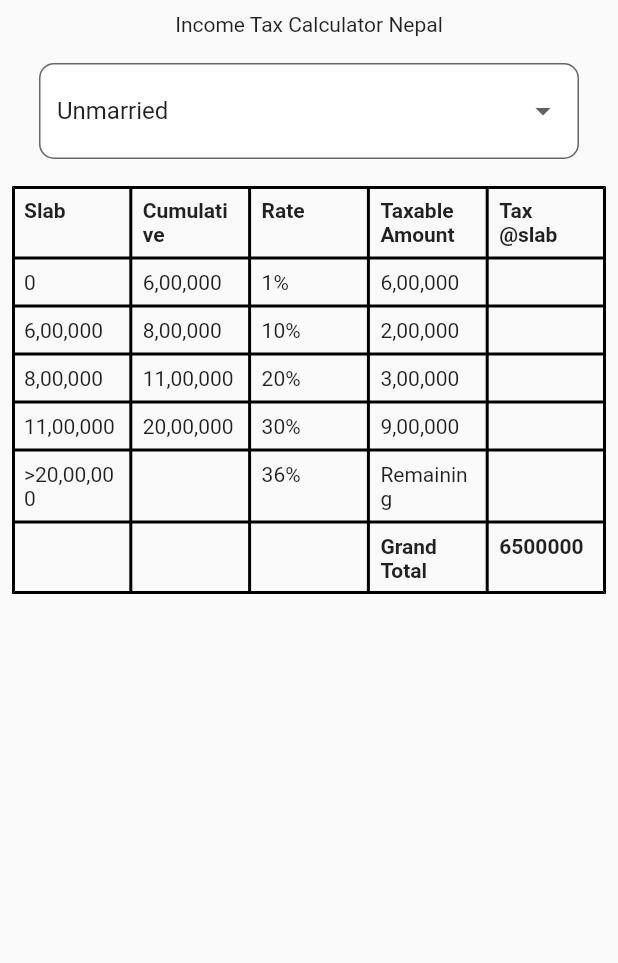
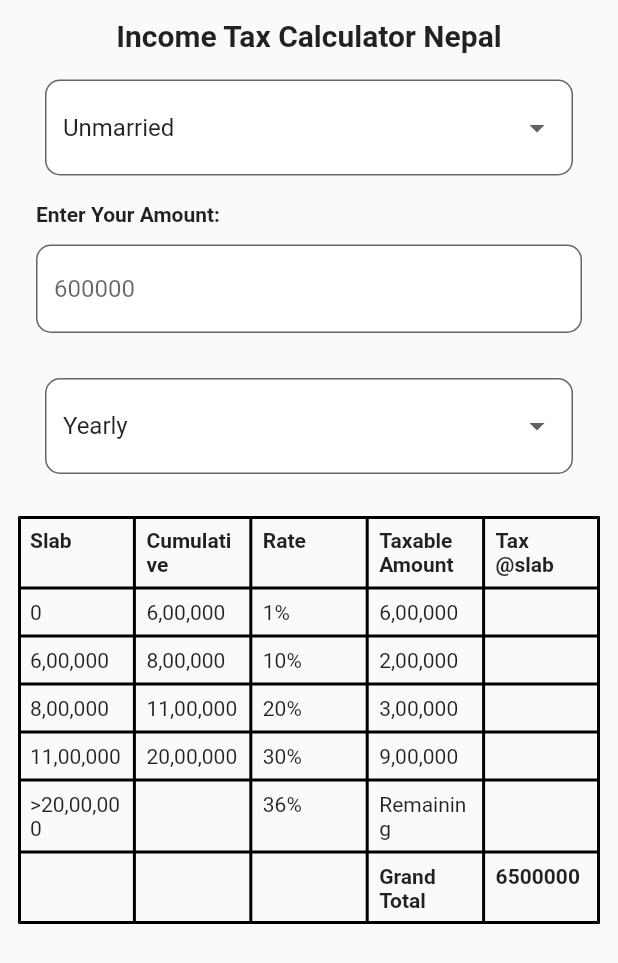
Before and after one commit to SamanKC/IncomeTaxCalculatorNepal, a Flutter app: the screen it shows after launch, on a phone screen of 412 x 824 dp. Shown: the top 963 px of the screen. Run offline on Flutter 3.47's test engine with Material 2 defaults, Android fonts, the light colour scheme and no system bars.

Commit message:
in progress

```diff
--- a/lib/screens/home_screen.dart
+++ b/lib/screens/home_screen.dart
@@ -11,6 +11,10 @@ class HomePage extends StatefulWidget {
 class _HomePageState extends State<HomePage> {
   String dropDownValue = "Unmarried";
   var options = ["Unmarried", "Married"];
+
+  String defaultDate = "Yearly";
+  var date = ["Yearly", "Monthly"];
+
   bool name = false;
 
   @override
@@ -19,12 +23,18 @@ class _HomePageState extends State<HomePage> {
       debugShowCheckedModeBanner: false,
       home: Scaffold(
         body: Padding(
-          padding: const EdgeInsets.all(8.0),
+          padding: const EdgeInsets.all(12.0),
           child: Column(
             children: [
-              Text(AppDetails.appName),
+              Text(
+                AppDetails.appName,
+                style: const TextStyle(
+                  fontWeight: FontWeight.bold,
+                  fontSize: 20,
+                ),
+              ),
 
-              //Dropdown
+              //Dropdown menu for unmarried and married
               Padding(
                 padding: const EdgeInsets.all(18.0),
                 child: DropdownButtonFormField(
@@ -53,6 +63,53 @@ class _HomePageState extends State<HomePage> {
                     setState(() {});
                   },
                 ),
+              ),
+
+              //Amount Text
+              Container(
+                  alignment: Alignment.bottomLeft,
+                  margin: const EdgeInsets.only(left: 12),
+                  child: const Text(
+                    "Enter Your Amount:",
+                    style: TextStyle(fontWeight: FontWeight.bold),
+                  )),
+
+              //for enter Amount Text Field
+              enterAmount(),
+
+              //for Date Option
+              Padding(
+                padding: const EdgeInsets.all(18.0),
+                child: DropdownButtonFormField(
+                  decoration: InputDecoration(
+                      border: OutlineInputBorder(
+                        borderRadius: BorderRadius.circular(10),
+                      ),
+                      filled: true,
+                      fillColor: Colors.white),
+                  value: defaultDate,
+                  items: date.map((String items) {
+                    return DropdownMenuItem(
+                      value: items,
+                      child: Text(items),
+                    );
+                  }).toList(),
+                  onChanged: (String? newValue) {
+                    defaultDate = newValue!;
+                    // if (dropDownValue == "Unmarried") {
+                    //   name = true;
+                    // } else if (dropDownValue == "Married") {
+                    //   name = false;
+                    // } else {
+                    //   const Text("Invalid Input");
+                    // }
+                    // setState(() {});
+                  },
+                ),
+              ),
+
+              const SizedBox(
+                height: 10,
               ),
               name ? unmarriedTable() : marriedTable(),
             ],
@@ -487,3 +544,18 @@ Widget marriedTable() {
     ],
   );
 }
+
+Widget enterAmount() {
+  return Padding(
+    padding: const EdgeInsets.all(12.0),
+    child: TextField(
+      decoration: InputDecoration(
+          hintText: "600000",
+          border: OutlineInputBorder(
+            borderRadius: BorderRadius.circular(10),
+          ),
+          filled: true,
+          fillColor: Colors.white),
+    ),
+  );
+}
```
